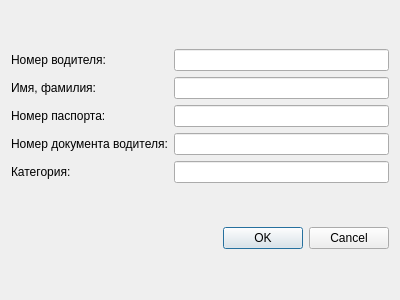
First picture: the form in CourseDB/addentrydriver.ui, repository RDaniil1/SQLcourse, before the edit.
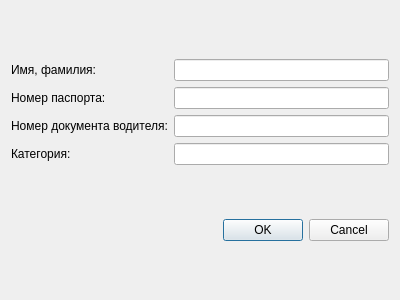
Second picture: the form after the edit.

```diff
--- a/CourseDB/addentrydriver.ui
+++ b/CourseDB/addentrydriver.ui
@@ -16,53 +16,43 @@
   <layout class="QVBoxLayout" name="verticalLayout">
    <item>
     <layout class="QGridLayout" name="gridLayout">
-     <item row="3" column="1">
-      <widget class="QLineEdit" name="driverDocumentEdit"/>
+     <item row="0" column="1">
+      <widget class="QLineEdit" name="firstLastEdit"/>
      </item>
-     <item row="2" column="0">
+     <item row="1" column="0">
       <widget class="QLabel" name="passportNumLabel">
        <property name="text">
         <string>Номер паспорта:</string>
        </property>
       </widget>
      </item>
+     <item row="1" column="1">
+      <widget class="QLineEdit" name="passportNumEdit"/>
+     </item>
+     <item row="2" column="1">
+      <widget class="QLineEdit" name="driverDocumentEdit"/>
+     </item>
      <item row="3" column="0">
-      <widget class="QLabel" name="driverDocumentLabel">
+      <widget class="QLabel" name="categoryLabel">
        <property name="text">
-        <string>Номер документа водителя:</string>
+        <string>Категория:</string>
        </property>
       </widget>
      </item>
-     <item row="1" column="0">
+     <item row="0" column="0">
       <widget class="QLabel" name="firstLastLabel">
        <property name="text">
         <string>Имя, фамилия:</string>
        </property>
       </widget>
      </item>
-     <item row="0" column="0">
-      <widget class="QLabel" name="idDriverLabel">
-       <property name="text">
-        <string>Номер водителя:</string>
-       </property>
-      </widget>
-     </item>
-     <item row="0" column="1">
-      <widget class="QLineEdit" name="idDriverEdit"/>
-     </item>
-     <item row="2" column="1">
-      <widget class="QLineEdit" name="passportNumEdit"/>
-     </item>
-     <item row="1" column="1">
-      <widget class="QLineEdit" name="firstLastEdit"/>
-     </item>
-     <item row="4" column="1">
+     <item row="3" column="1">
       <widget class="QLineEdit" name="categoryEdit"/>
      </item>
-     <item row="4" column="0">
-      <widget class="QLabel" name="categoryLabel">
+     <item row="2" column="0">
+      <widget class="QLabel" name="driverDocumentLabel">
        <property name="text">
-        <string>Категория:</string>
+        <string>Номер документа водителя:</string>
        </property>
       </widget>
      </item>
```
